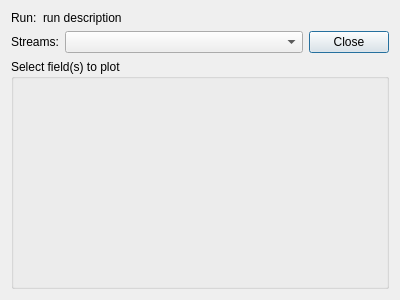
The window that gemviz/resources/select_stream_fields.ui (BCDA-APS/gemviz) describes before a commit, drawn with Qt 5.
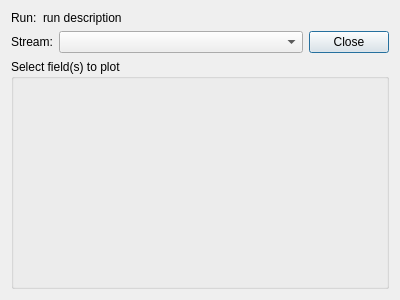
The same window after the commit.

Commit message: MNT #132 buttons bottom

What changed in the file:
```diff
--- a/gemviz/resources/select_stream_fields.ui
+++ b/gemviz/resources/select_stream_fields.ui
@@ -37,7 +37,7 @@
      <item>
       <widget class="QLabel" name="streams_label">
        <property name="text">
-        <string>Streams:</string>
+        <string>Stream:</string>
        </property>
       </widget>
      </item>
```
The commit also changes 1 other file.
